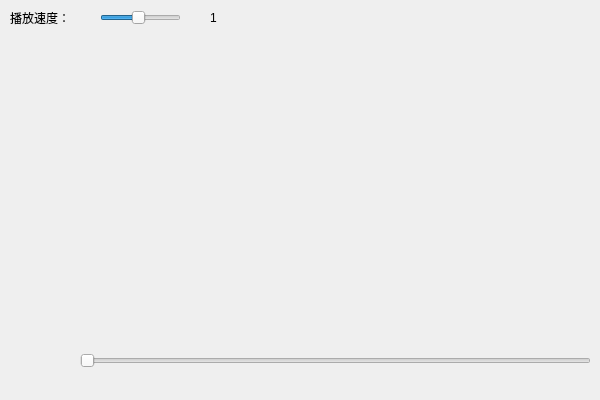
darrenflexxu/VideoPlayer, file xvideoview/xplayvideo.ui: the form before one commit.
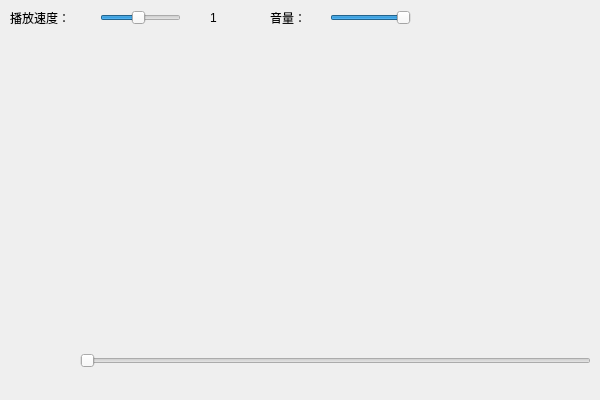
The form after the commit.

Commit message: 实现音量控制

```diff
--- a/xvideoview/xplayvideo.ui
+++ b/xvideoview/xplayvideo.ui
@@ -77,6 +77,47 @@
     <enum>Qt::Horizontal</enum>
    </property>
   </widget>
+  <widget class="QLabel" name="vollabel">
+   <property name="geometry">
+    <rect>
+     <x>270</x>
+     <y>10</y>
+     <width>51</width>
+     <height>16</height>
+    </rect>
+   </property>
+   <property name="text">
+    <string>音量：</string>
+   </property>
+  </widget>
+  <widget class="QSlider" name="volume">
+   <property name="geometry">
+    <rect>
+     <x>330</x>
+     <y>10</y>
+     <width>81</width>
+     <height>16</height>
+    </rect>
+   </property>
+   <property name="minimum">
+    <number>0</number>
+   </property>
+   <property name="maximum">
+    <number>100</number>
+   </property>
+   <property name="singleStep">
+    <number>1</number>
+   </property>
+   <property name="pageStep">
+    <number>10</number>
+   </property>
+   <property name="value">
+    <number>100</number>
+   </property>
+   <property name="orientation">
+    <enum>Qt::Horizontal</enum>
+   </property>
+  </widget>
   <widget class="QSlider" name="pos">
    <property name="geometry">
     <rect>
```
The commit also changes 5 other files.
